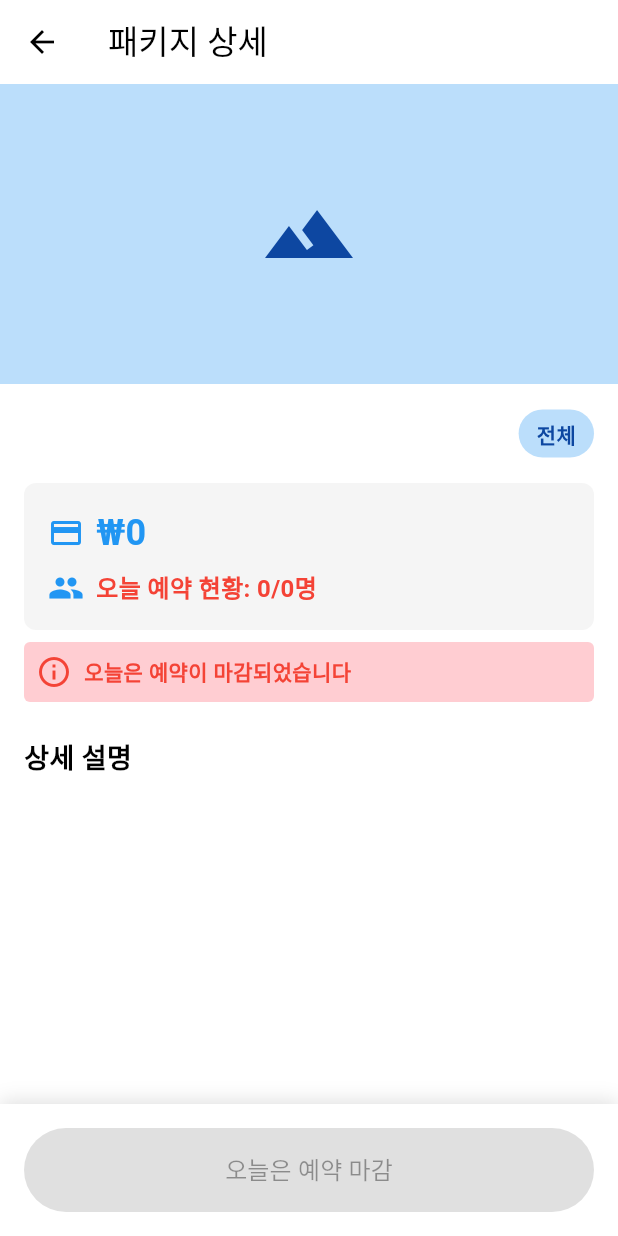
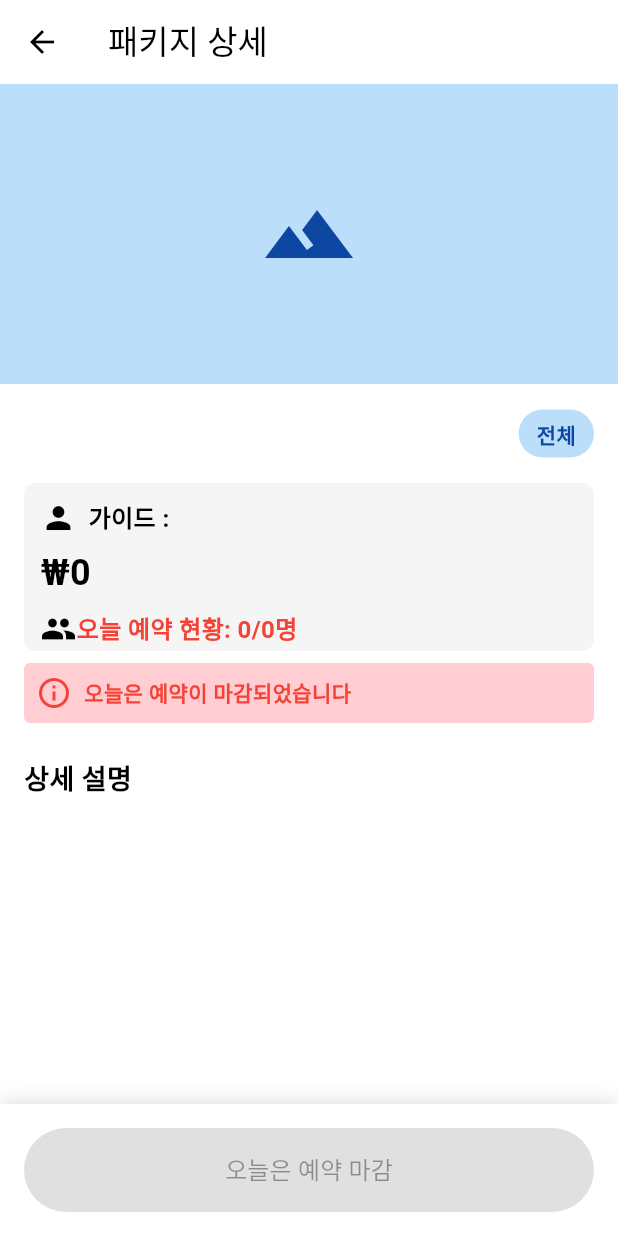
Before and after one commit to peteryu24/TravelOn, a Flutter app: the PackageDetailScreen screen opened directly with empty values, on a phone screen of 412 x 824 dp. Run offline on Flutter 3.47's test engine with Material 3 defaults, Android fonts, the phone set to English and light mode, and no system bars; our stand-ins replace cached_network_image, cloud_firestore, firebase_auth, firebase_core, firebase_storage, flutter_screenutil and 5 more; accounts and stored records are empty.

```diff
--- a/lib/features/search/presentation/screens/package_detail_screen.dart
+++ b/lib/features/search/presentation/screens/package_detail_screen.dart
@@ -151,28 +151,36 @@ class _PackageDetailScreenState extends State<PackageDetailScreen> {
                       ),
                     ],
                   ),
-
                   const SizedBox(height: 16),
-
-                  // 가격
                   Container(
-                    padding: const EdgeInsets.all(16),
+                    padding: const EdgeInsets.all(3),
                     decoration: BoxDecoration(
                       color: Colors.grey.shade100,
                       borderRadius: BorderRadius.circular(8),
                     ),
                     child: Column(
                       children: [
+                        const SizedBox(height: 8),
                         Row(
                           children: [
-                            const Icon(Icons.payment, color: Colors.blue),
                             const SizedBox(width: 8),
-                            Text(
-                              '₩${_priceFormat.format(widget.package.price.toInt())}',
-                              style: const TextStyle(
-                                fontSize: 24,
-                                fontWeight: FontWeight.bold,
-                                color: Colors.blue,
+                            Container(
+                              decoration: BoxDecoration(
+                                color: Colors.grey.shade100,
+                                borderRadius: BorderRadius.circular(8),
+                              ),
+                              child: Row(
+                                children: [
+                                  const Icon(Icons.person, color: Colors.black),
+                                  const SizedBox(width: 8),
+                                  Text(
+                                    '가이드 : ${widget.package.guideName}',
+                                    style: const TextStyle(
+                                      fontSize: 16,
+                                      fontWeight: FontWeight.bold,
+                                    ),
+                                  ),
+                                ],
                               ),
                             ),
                           ],
@@ -180,8 +188,23 @@ class _PackageDetailScreenState extends State<PackageDetailScreen> {
                         const SizedBox(height: 8),
                         Row(
                           children: [
-                            const Icon(Icons.group, color: Colors.blue),
                             const SizedBox(width: 8),
+                            Text(
+                              '₩${_priceFormat.format(widget.package.price.toInt())}',
+                              style: const TextStyle(
+                                fontSize: 24,
+                                fontWeight: FontWeight.bold,
+                                color: Colors.black,
+                              ),
+                            ),
+                          ],
+                        ),
+
+                        const SizedBox(height: 8),
+                        Row(
+                          children: [
+                            const SizedBox(width: 8),
+                            const Icon(Icons.group, color: Colors.black),
                             FutureBuilder<int>(
                               future: _todayParticipants,
                               builder: (context, snapshot) {
@@ -198,7 +221,7 @@ class _PackageDetailScreenState extends State<PackageDetailScreen> {
                                   '오늘 예약 현황: $participants/${widget.package.maxParticipants}명',
                                   style: TextStyle(
                                     fontSize: 16,
-                                    color: _isAvailable ? Colors.blue : Colors.red,
+                                    color: _isAvailable ? Colors.black : Colors.red,
                                     fontWeight: FontWeight.bold,
                                   ),
                                 );
```
Also changed, not shown: lib/features/reservation/presentation/screens/reservation_calendar_screen.dart (+33 -3 lines).
